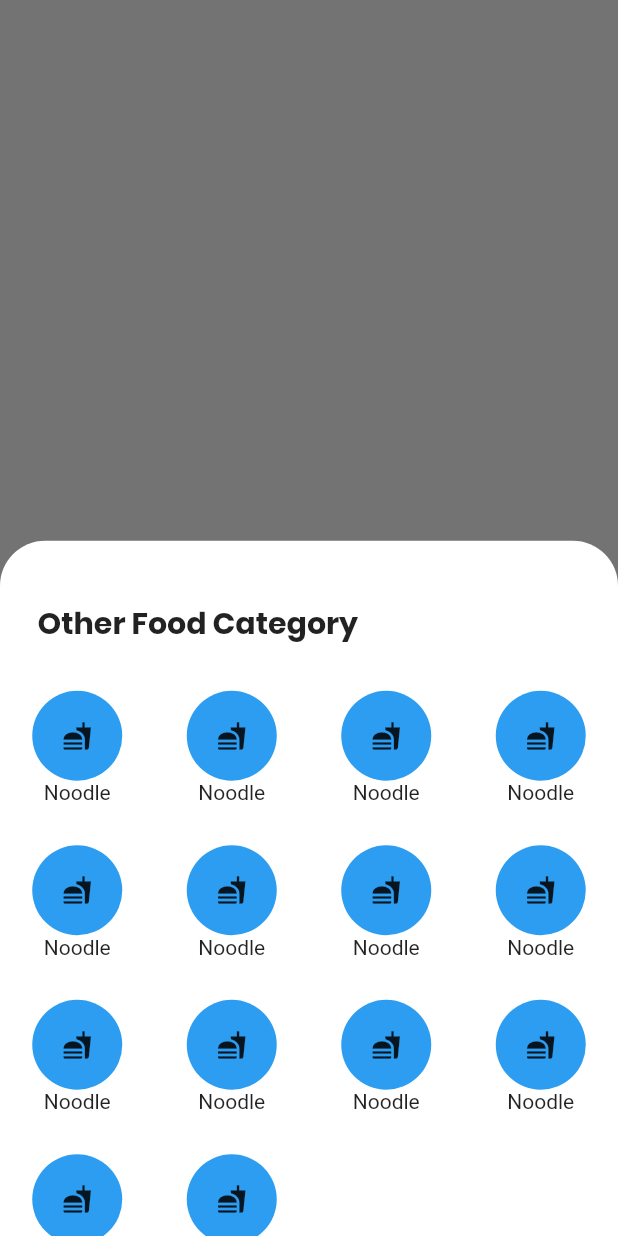
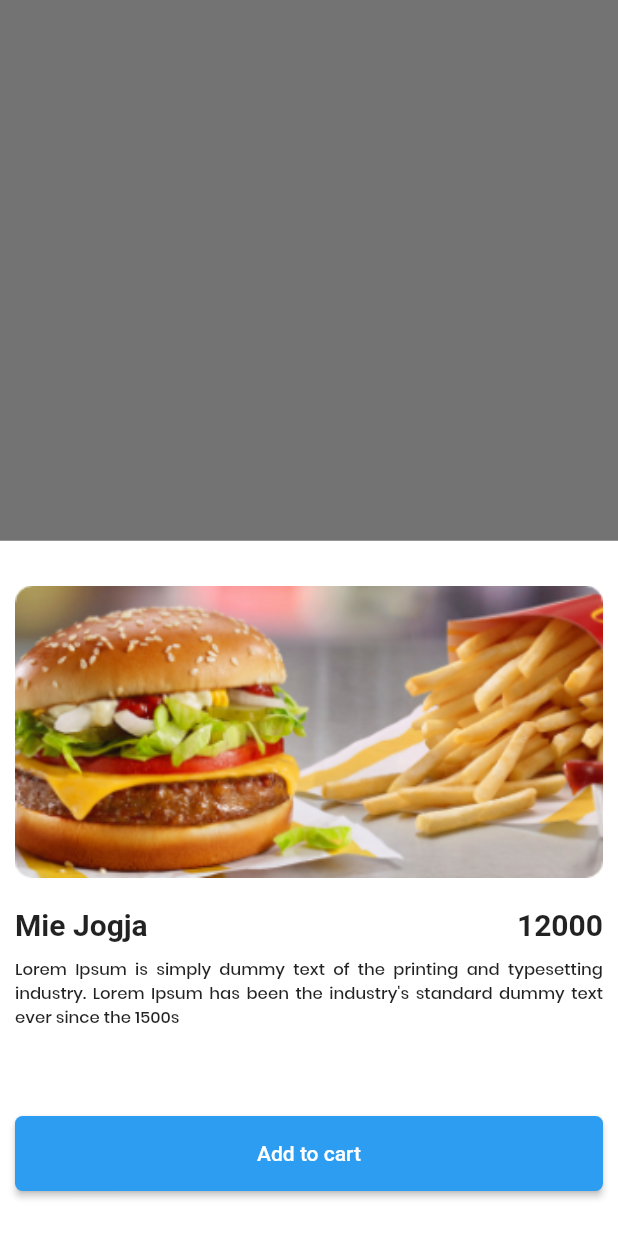
Before and after one commit to farhanfr/MakanApa-App, a Flutter app: what detailAddCartMethod() shows on an empty page, opened directly, on a phone screen of 412 x 824 dp. Run offline on Flutter 3.47's test engine with Material 2 defaults, Android fonts, the phone set to English and light mode, and no system bars; our stand-ins replace carousel_pro, get, lazy_load_scrollview, smooth_star_rating; network calls fail.

Commit message:
add bottomsheet add detail & add cart

```diff
--- a/lib/page/home/components/detail_add_cart.dart
+++ b/lib/page/home/components/detail_add_cart.dart
@@ -1,4 +1,5 @@
 import 'package:flutter/material.dart';
+import 'package:makan_apa_app/page/home/components/detail_add_cart_content.dart';
 import 'package:makan_apa_app/page/home/components/more_category_bottomsheet.dart';
 import 'package:makan_apa_app/widget/constanst.dart';
 
@@ -8,12 +9,12 @@ class DetailAddCart{
     showModalBottomSheet(
       backgroundColor: whiteColor,
         context: context,
-        shape: RoundedRectangleBorder(
-          borderRadius: BorderRadius.only(topLeft: Radius.circular(30.0),topRight: Radius.circular(30.0))
-        ),
+        // shape: RoundedRectangleBorder(
+        //   borderRadius: BorderRadius.only(topLeft: Radius.circular(30.0),topRight: Radius.circular(30.0))
+        // ),
         builder: (BuildContext bc) {
           return Container(
-            child: MoreCategoryBottomSheet()
+            child: DetailAddCartContent()
           );
         });
   }
--- /dev/null
+++ b/lib/page/home/components/detail_add_cart_content.dart
@@ -0,0 +1,73 @@
+import 'package:flutter/material.dart';
+import 'package:makan_apa_app/widget/constanst.dart';
+
+class DetailAddCartContent extends StatelessWidget {
+  @override
+  Widget build(BuildContext context) {
+    return Container(
+      padding: EdgeInsets.symmetric(horizontal: 10.0, vertical: 30.0),
+      child: Column(
+          children: <Widget>[
+            Expanded(
+                          child: ListView(
+                children: <Widget>[
+                  Container(
+                    width: MediaQuery.of(context).size.width,
+                    // height: 100.0,
+                    child: Image.asset(
+                      "assets/img/bgtest.png",
+                      fit: BoxFit.cover,
+                    ),
+                  ),
+                  SizedBox(
+                    height: 20.0,
+                  ),
+                  Row(
+                    mainAxisAlignment: MainAxisAlignment.spaceBetween,
+                    children: <Widget>[
+                      Text("Mie Jogja",
+                          style: TextStyle(
+                              fontWeight: FontWeight.bold, fontSize: 20.0)),
+                      Text(
+                        "12000",
+                        style:
+                            TextStyle(fontWeight: FontWeight.bold, fontSize: 20.0),
+                      )
+                    ],
+                  ),
+                  SizedBox(
+                    height: 10.0,
+                  ),
+                  Text(
+                      "Lorem Ipsum is simply dummy text of the printing and typesetting industry. Lorem Ipsum has been the industry's standard dummy text ever since the 1500s",
+
+                      textAlign: TextAlign.justify,
+
+                      style: TextStyle(fontFamily: "Poppins", fontSize: 11)),
+                ],
+              ),
+            ),
+            SizedBox(height: 20.0,),
+             Align(
+                alignment: Alignment.bottomCenter,
+                child: ButtonTheme(
+                  minWidth: MediaQuery.of(context).size.width,
+                  height: 50.0,
+                  child: RaisedButton(
+                      color: primaryColor,
+                      child: Text(
+                        "Add to cart",
+                        style: TextStyle(color: Colors.white),
+                      ),
+                      shape: RoundedRectangleBorder(
+                          borderRadius: BorderRadius.circular(5.0)),
+                      onPressed: () => {}),
+                ),
+              ),
+
+          ],
+        ),
+
+    );
+  }
+}
```
